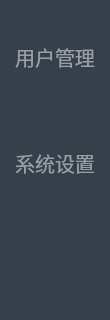
The window that client/src/menubar/menubar.ui (zhuzongdong123/ProcessingSoftware) describes before a commit, drawn with Qt 5; both pictures show x 0 to 110 and y 115 to 435 of the 110 by 575 pixel window.
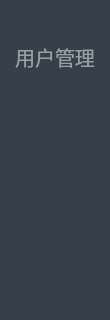
The same window after the commit. Icons and pictures are not drawn.

What changed in the file:
```diff
--- a/client/src/menubar/menubar.ui
+++ b/client/src/menubar/menubar.ui
@@ -124,39 +124,6 @@
         </attribute>
        </widget>
       </item>
-      <item>
-       <widget class="QToolButton" name="sysManager">
-        <property name="sizePolicy">
-         <sizepolicy hsizetype="Expanding" vsizetype="Fixed">
-          <horstretch>0</horstretch>
-          <verstretch>0</verstretch>
-         </sizepolicy>
-        </property>
-        <property name="text">
-         <string>系统设置</string>
-        </property>
-        <property name="icon">
-         <iconset resource="../../myicon.qrc">
-          <normaloff>:/resources/image/sysmanager-normal.png</normaloff>
-          <normalon>:/resources/image/sysmanager-select.png</normalon>:/resources/image/sysmanager-normal.png</iconset>
-        </property>
-        <property name="iconSize">
-         <size>
-          <width>30</width>
-          <height>30</height>
-         </size>
-        </property>
-        <property name="checkable">
-         <bool>true</bool>
-        </property>
-        <property name="toolButtonStyle">
-         <enum>Qt::ToolButtonTextUnderIcon</enum>
-        </property>
-        <attribute name="buttonGroup">
-         <string notr="true">buttonGroup</string>
-        </attribute>
-       </widget>
-      </item>
       <item>
        <spacer name="verticalSpacer">
         <property name="orientation">
```
